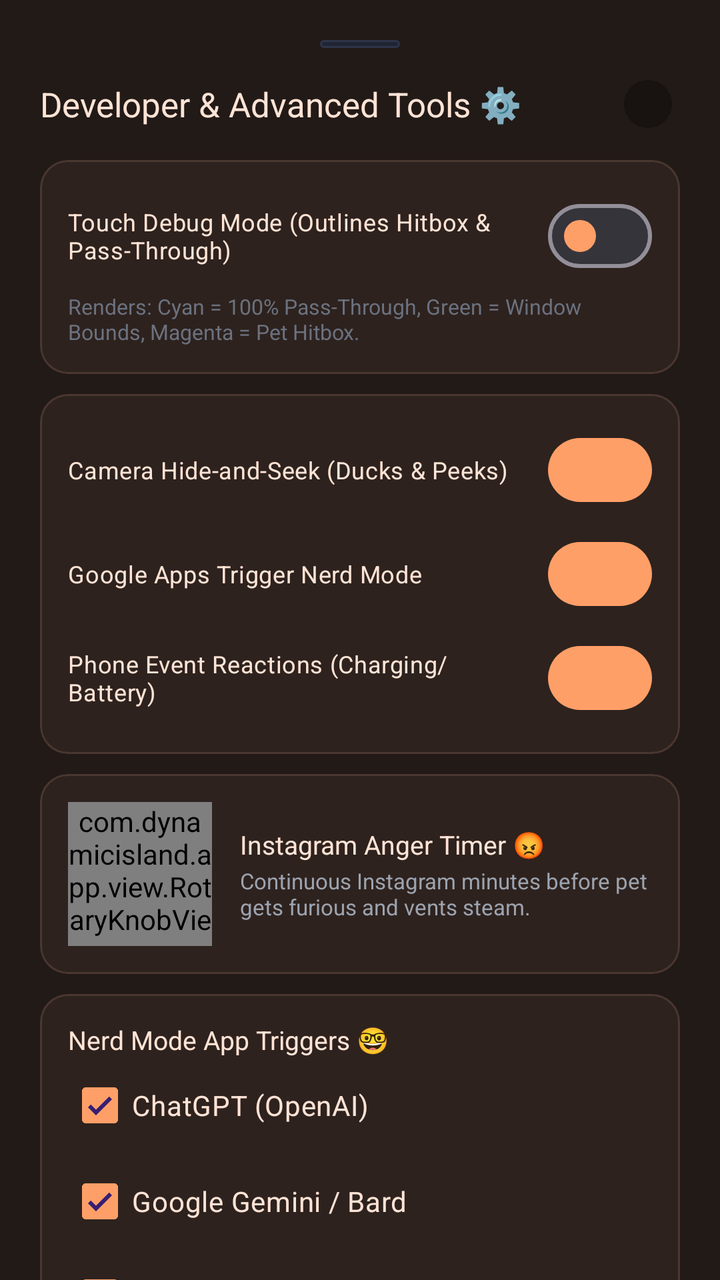
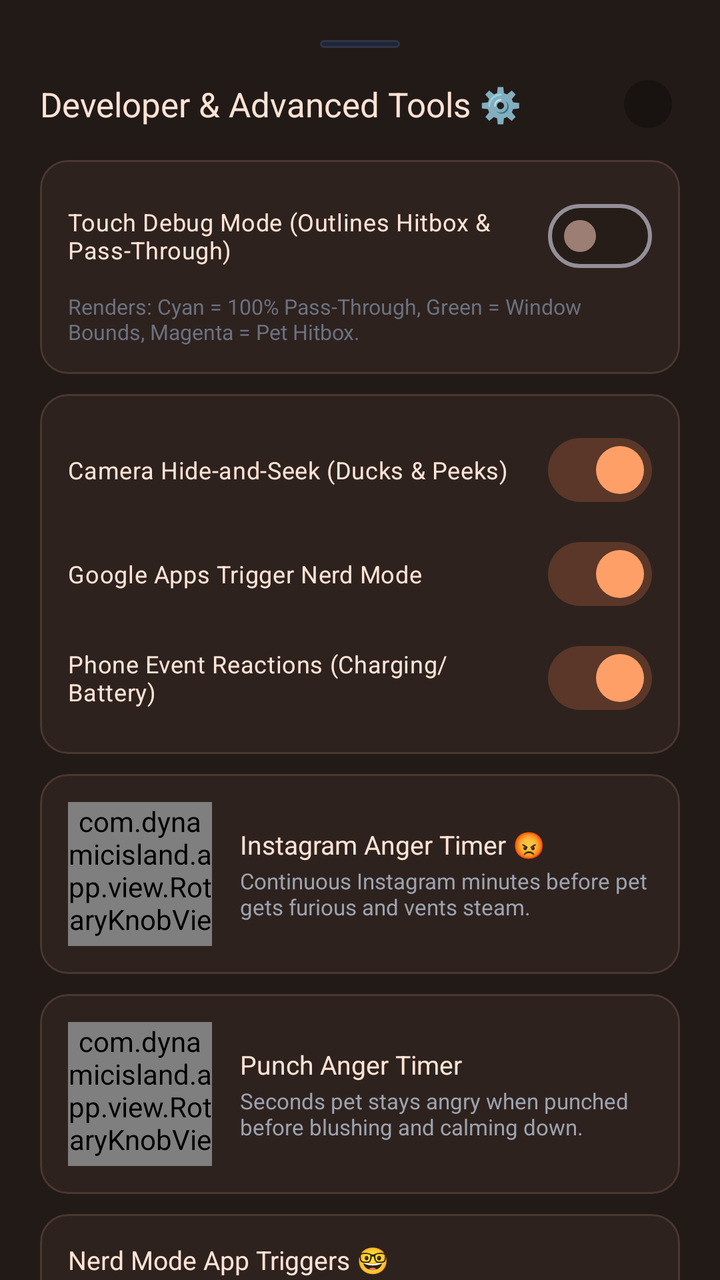

Compare the two renders of this Android layout. The source of the first and the diff that turns it into the second are given below.
<!-- AndroidManifest.xml: application theme Theme.DynamicIsland -->
<!-- res/layout/dialog_dev_tools.xml -->
<?xml version="1.0" encoding="utf-8"?>
<androidx.core.widget.NestedScrollView
    xmlns:android="http://schemas.android.com/apk/res/android"
    xmlns:app="http://schemas.android.com/apk/res-auto"
    android:layout_width="match_parent"
    android:layout_height="wrap_content"
    android:background="@color/peach_surface">

    <LinearLayout
        android:layout_width="match_parent"
        android:layout_height="wrap_content"
        android:orientation="vertical"
        android:padding="20dp">

        
        <View
            android:layout_width="40dp"
            android:layout_height="4dp"
            android:layout_gravity="center_horizontal"
            android:background="@drawable/bg_card_surface" />

        <LinearLayout
            android:layout_width="match_parent"
            android:layout_height="wrap_content"
            android:layout_marginTop="12dp"
            android:gravity="center_vertical"
            android:orientation="horizontal">

            <TextView
                android:layout_width="0dp"
                android:layout_height="wrap_content"
                android:layout_weight="1"
                android:text="Developer &amp; Advanced Tools ⚙️"
                android:textColor="@color/peach_light"
                android:textSize="17sp"
                android:fontFamily="sans-serif-bold" />

            <com.google.android.material.button.MaterialButton
                android:id="@+id/btnCloseDev"
                style="@style/Widget.Material3.Button.IconButton"
                android:layout_width="32dp"
                android:layout_height="32dp"
                android:text="✕"
                android:textColor="@color/text_secondary"
                android:textSize="12sp"
                app:backgroundTint="@color/peach_dark" />
        </LinearLayout>

        
        <com.google.android.material.card.MaterialCardView
            android:layout_width="match_parent"
            android:layout_height="wrap_content"
            android:layout_marginTop="12dp"
            app:cardBackgroundColor="@color/peach_surface_card"
            app:cardCornerRadius="14dp"
            app:strokeColor="@color/peach_surface_border"
            app:strokeWidth="1dp">

            <LinearLayout
                android:layout_width="match_parent"
                android:layout_height="wrap_content"
                android:orientation="vertical"
                android:padding="14dp">

                <com.google.android.material.materialswitch.MaterialSwitch
                    android:id="@+id/switchTouchDebug"
                    android:layout_width="match_parent"
                    android:layout_height="wrap_content"
                    android:checked="false"
                    android:text="Touch Debug Mode (Outlines Hitbox &amp; Pass-Through)"
                    android:textColor="@color/peach_light"
                    android:textSize="12sp"
                    app:thumbTint="@color/peach_primary" />

                <TextView
                    android:layout_width="match_parent"
                    android:layout_height="wrap_content"
                    android:layout_marginTop="4dp"
                    android:text="Renders: Cyan = 100% Pass-Through, Green = Window Bounds, Magenta = Pet Hitbox."
                    android:textColor="@color/text_muted"
                    android:textSize="10.5sp" />
            </LinearLayout>
        </com.google.android.material.card.MaterialCardView>

        
        <com.google.android.material.card.MaterialCardView
            android:layout_width="match_parent"
            android:layout_height="wrap_content"
            android:layout_marginTop="10dp"
            app:cardBackgroundColor="@color/peach_surface_card"
            app:cardCornerRadius="14dp"
            app:strokeColor="@color/peach_surface_border"
            app:strokeWidth="1dp">

            <LinearLayout
                android:layout_width="match_parent"
                android:layout_height="wrap_content"
                android:orientation="vertical"
                android:padding="14dp">

                <com.google.android.material.materialswitch.MaterialSwitch
                    android:id="@+id/switchHideAndSeek"
                    android:layout_width="match_parent"
                    android:layout_height="wrap_content"
                    android:checked="true"
                    android:text="Camera Hide-and-Seek (Ducks &amp; Peeks)"
                    android:textColor="@color/peach_light"
                    android:textSize="12sp"
                    app:thumbTint="@color/peach_primary" />

                <com.google.android.material.materialswitch.MaterialSwitch
                    android:id="@+id/switchGoogleNerd"
                    android:layout_width="match_parent"
                    android:layout_height="wrap_content"
                    android:layout_marginTop="4dp"
                    android:checked="true"
                    android:text="Google Apps Trigger Nerd Mode"
                    android:textColor="@color/peach_light"
                    android:textSize="12sp"
                    app:thumbTint="@color/peach_primary" />

                <com.google.android.material.materialswitch.MaterialSwitch
                    android:id="@+id/switchPhoneEvents"
                    android:layout_width="match_parent"
                    android:layout_height="wrap_content"
                    android:layout_marginTop="4dp"
                    android:checked="true"
                    android:text="Phone Event Reactions (Charging/Battery)"
                    android:textColor="@color/peach_light"
                    android:textSize="12sp"
                    app:thumbTint="@color/peach_primary" />
            </LinearLayout>
        </com.google.android.material.card.MaterialCardView>

        
        <com.google.android.material.card.MaterialCardView
            android:layout_width="match_parent"
            android:layout_height="wrap_content"
            android:layout_marginTop="10dp"
            app:cardBackgroundColor="@color/peach_surface_card"
            app:cardCornerRadius="14dp"
            app:strokeColor="@color/peach_surface_border"
            app:strokeWidth="1dp">

            <LinearLayout
                android:layout_width="match_parent"
                android:layout_height="wrap_content"
                android:gravity="center_vertical"
                android:orientation="horizontal"
                android:padding="14dp">

                <com.dynamicisland.app.view.RotaryKnobView
                    android:id="@+id/knobAngerTimer"
                    android:layout_width="72dp"
                    android:layout_height="72dp" />

                <LinearLayout
                    android:layout_width="0dp"
                    android:layout_height="wrap_content"
                    android:layout_marginStart="14dp"
                    android:layout_weight="1"
                    android:orientation="vertical">

                    <TextView
                        android:layout_width="wrap_content"
                        android:layout_height="wrap_content"
                        android:text="Instagram Anger Timer 😡"
                        android:textColor="@color/peach_light"
                        android:textSize="13sp"
                        android:fontFamily="sans-serif-bold" />

                    <TextView
                        android:layout_width="wrap_content"
                        android:layout_height="wrap_content"
                        android:layout_marginTop="2dp"
                        android:text="Continuous Instagram minutes before pet gets furious and vents steam."
                        android:textColor="@color/text_secondary"
                        android:textSize="11sp" />
                </LinearLayout>
            </LinearLayout>
        </com.google.android.material.card.MaterialCardView>

        
        <com.google.android.material.card.MaterialCardView
            android:layout_width="match_parent"
            android:layout_height="wrap_content"
            android:layout_marginTop="10dp"
            app:cardBackgroundColor="@color/peach_surface_card"
            app:cardCornerRadius="14dp"
            app:strokeColor="@color/peach_surface_border"
            app:strokeWidth="1dp">

            <LinearLayout
                android:layout_width="match_parent"
                android:layout_height="wrap_content"
                android:orientation="vertical"
                android:padding="14dp">

                <TextView
                    android:layout_width="wrap_content"
                    android:layout_height="wrap_content"
                    android:text="Nerd Mode App Triggers 🤓"
                    android:textColor="@color/peach_light"
                    android:textSize="13sp"
                    android:fontFamily="sans-serif-bold" />

                <com.google.android.material.checkbox.MaterialCheckBox
                    android:id="@+id/cbChatGPT"
                    android:layout_width="match_parent"
                    android:layout_height="wrap_content"
                    android:checked="true"
                    android:text="ChatGPT (OpenAI)"
                    android:textColor="@color/peach_light" />

                <com.google.android.material.checkbox.MaterialCheckBox
                    android:id="@+id/cbGemini"
                    android:layout_width="match_parent"
                    android:layout_height="wrap_content"
                    android:checked="true"
                    android:text="Google Gemini / Bard"
                    android:textColor="@color/peach_light" />

                <com.google.android.material.checkbox.MaterialCheckBox
                    android:id="@+id/cbWPS"
                    android:layout_width="match_parent"
                    android:layout_height="wrap_content"
                    android:checked="true"
                    android:text="WPS Office / ONLYOFFICE"
                    android:textColor="@color/peach_light" />

                <com.google.android.material.checkbox.MaterialCheckBox
                    android:id="@+id/cbPDF"
                    android:layout_width="match_parent"
                    android:layout_height="wrap_content"
                    android:checked="true"
                    android:text="PDF Readers &amp; E-Books"
                    android:textColor="@color/peach_light" />
            </LinearLayout>
        </com.google.android.material.card.MaterialCardView>

        
        <LinearLayout
            android:layout_width="match_parent"
            android:layout_height="wrap_content"
            android:layout_marginTop="14dp"
            android:orientation="horizontal">

            <com.google.android.material.button.MaterialButton
                android:id="@+id/btnOpenActiveLog"
                android:layout_width="0dp"
                android:layout_height="44dp"
                android:layout_weight="1"
                android:text="Active App Log 🐞"
                android:textColor="@color/background_dark"
                android:textSize="11sp"
                app:backgroundTint="@color/peach_primary"
                app:cornerRadius="8dp" />

            <com.google.android.material.button.MaterialButton
                android:id="@+id/btnUnlockRestricted"
                android:layout_width="0dp"
                android:layout_height="44dp"
                android:layout_marginStart="8dp"
                android:layout_weight="1"
                android:text="Fix Restricted 🔓"
                android:textColor="@color/peach_light"
                android:textSize="11sp"
                app:backgroundTint="@color/peach_surface_card"
                app:cornerRadius="8dp"
                app:strokeColor="@color/peach_surface_border"
                app:strokeWidth="1dp" />
        </LinearLayout>

    </LinearLayout>
</androidx.core.widget.NestedScrollView>
<!-- resources referenced by this layout -->
<resources>
  <color name="background_dark">#0F1117</color>
  <color name="peach_dark">#181210</color>
  <color name="peach_light">#FFE4D6</color>
  <color name="peach_primary">#FF9F68</color>
  <color name="peach_surface">#221A17</color>
  <color name="peach_surface_border">#4A3730</color>
  <color name="peach_surface_card">#2E221E</color>
  <color name="text_muted">#6B7280</color>
  <color name="text_secondary">#9CA3AF</color>
  <!-- drawable bg_card_surface (drawable) -->
  <?xml version="1.0" encoding="utf-8"?>
  <shape xmlns:android="http://schemas.android.com/apk/res/android"
      android:shape="rectangle">
      <solid android:color="@color/surface_card" />
      <corners android:radius="16dp" />
      <stroke
          android:width="1dp"
          android:color="@color/surface_card_border" />
  </shape>
  <style name="Theme.DynamicIsland" parent="Theme.Material3.Dark.NoActionBar">
          <item name="colorPrimary">@color/primary</item>
          <item name="colorSecondary">@color/secondary</item>
          <item name="android:statusBarColor">@color/background_dark</item>
          <item name="android:navigationBarColor">@color/background_dark</item>
          <item name="android:windowBackground">@color/background_dark</item>
      </style>
  <color name="surface_card">#202534</color>
  <color name="surface_card_border">#2E344A</color>
  <color name="primary">#FF9F68</color>
  <color name="secondary">#10B981</color>
</resources>

<!-- the commit's change to res/layout/dialog_dev_tools.xml (unified diff, before → after) -->
@@ -70,8 +70,8 @@
                     android:text="Touch Debug Mode (Outlines Hitbox &amp; Pass-Through)"
                     android:textColor="@color/peach_light"
                     android:textSize="12sp"
-                    app:thumbTint="@color/peach_primary" />
-
+                    app:thumbTint="@color/switch_thumb_selector"
+                    app:trackTint="@color/switch_track_selector" />
                 <TextView
                     android:layout_width="match_parent"
                     android:layout_height="wrap_content"
@@ -106,7 +106,8 @@
                     android:text="Camera Hide-and-Seek (Ducks &amp; Peeks)"
                     android:textColor="@color/peach_light"
                     android:textSize="12sp"
-                    app:thumbTint="@color/peach_primary" />
+                    app:thumbTint="@color/switch_thumb_selector"
+                    app:trackTint="@color/switch_track_selector" />
 
                 <com.google.android.material.materialswitch.MaterialSwitch
                     android:id="@+id/switchGoogleNerd"
@@ -117,7 +118,8 @@
                     android:text="Google Apps Trigger Nerd Mode"
                     android:textColor="@color/peach_light"
                     android:textSize="12sp"
-                    app:thumbTint="@color/peach_primary" />
+                    app:thumbTint="@color/switch_thumb_selector"
+                    app:trackTint="@color/switch_track_selector" />
 
                 <com.google.android.material.materialswitch.MaterialSwitch
                     android:id="@+id/switchPhoneEvents"
@@ -128,7 +130,8 @@
                     android:text="Phone Event Reactions (Charging/Battery)"
                     android:textColor="@color/peach_light"
                     android:textSize="12sp"
-                    app:thumbTint="@color/peach_primary" />
+                    app:thumbTint="@color/switch_thumb_selector"
+                    app:trackTint="@color/switch_track_selector" />
             </LinearLayout>
         </com.google.android.material.card.MaterialCardView>
 
@@ -180,6 +183,53 @@
             </LinearLayout>
         </com.google.android.material.card.MaterialCardView>
 
+        
+        <com.google.android.material.card.MaterialCardView
+            android:layout_width="match_parent"
+            android:layout_height="wrap_content"
+            android:layout_marginTop="10dp"
+            app:cardBackgroundColor="@color/peach_surface_card"
+            app:cardCornerRadius="14dp"
+            app:strokeColor="@color/peach_surface_border"
+            app:strokeWidth="1dp">
+
+            <LinearLayout
+                android:layout_width="match_parent"
+                android:layout_height="wrap_content"
+                android:gravity="center_vertical"
+                android:orientation="horizontal"
+                android:padding="14dp">
+
+                <com.dynamicisland.app.view.RotaryKnobView
+                    android:id="@+id/knobTantrumDuration"
+                    android:layout_width="72dp"
+                    android:layout_height="72dp" />
+
+                <LinearLayout
+                    android:layout_width="0dp"
+                    android:layout_height="wrap_content"
+                    android:layout_marginStart="14dp"
+                    android:layout_weight="1"
+                    android:orientation="vertical">
+
+                    <TextView
+                        android:layout_width="wrap_content"
+                        android:layout_height="wrap_content"
+                        android:fontFamily="sans-serif-bold"
+                        android:text="Punch Anger Timer"
+                        android:textColor="@color/peach_light"
+                        android:textSize="13sp" />
+
+                    <TextView
+                        android:layout_width="wrap_content"
+                        android:layout_height="wrap_content"
+                        android:layout_marginTop="2dp"
+                        android:text="Seconds pet stays angry when punched before blushing and calming down."
+                        android:textColor="@color/text_secondary"
+                        android:textSize="11sp" />
+                </LinearLayout>
+            </LinearLayout>
+        </com.google.android.material.card.MaterialCardView>
         
         <com.google.android.material.card.MaterialCardView
             android:layout_width="match_parent"
